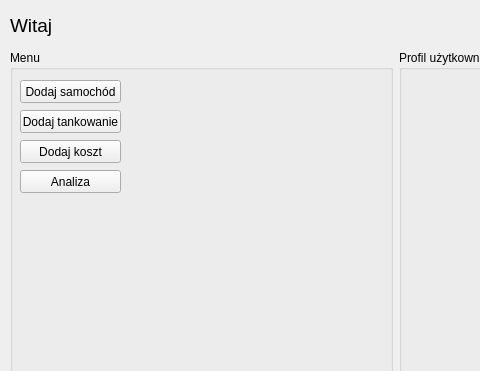
Barto-Paja/iDocCar, file mainmenugui.ui: the form before one commit; both pictures show x 0 to 480 and y 0 to 371 of the 800 by 600 pixel window.
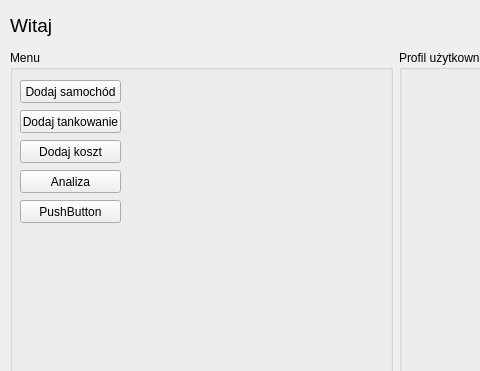
The form after the commit.

Commit message:
r_Workshop class
dodanie klasy r_workshop
- kompletny formularz generujący raport z bierzącego roku
- możliwośc zapisu raportu do jpeg

What changed in the file:
```diff
--- a/mainmenugui.ui
+++ b/mainmenugui.ui
@@ -88,6 +88,19 @@
          <string>Dodaj koszt</string>
         </property>
        </widget>
+       <widget class="QPushButton" name="pushButton_5">
+        <property name="geometry">
+         <rect>
+          <x>10</x>
+          <y>150</y>
+          <width>101</width>
+          <height>23</height>
+         </rect>
+        </property>
+        <property name="text">
+         <string>PushButton</string>
+        </property>
+       </widget>
       </widget>
      </item>
     </layout>
```
The commit also changes 8 other files.
